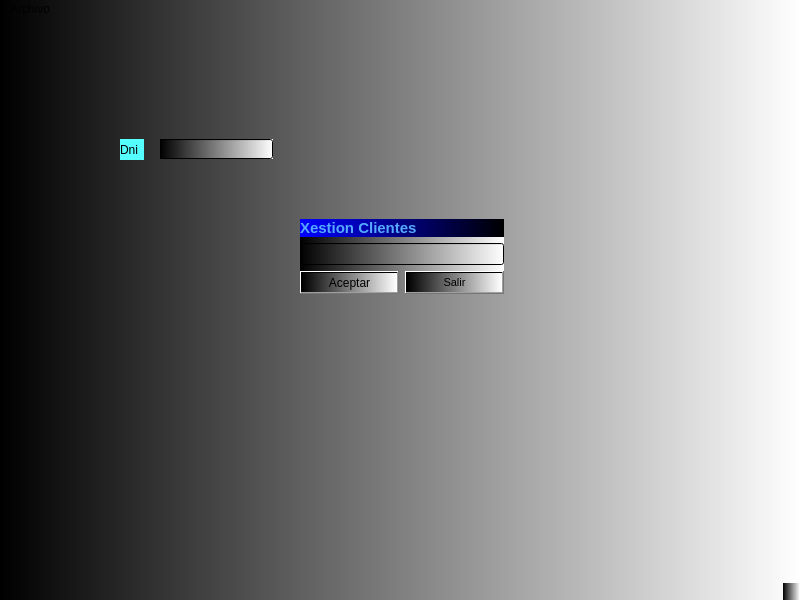
Old version of the form window.ui in the repository RadicalKill/fernandezserra.
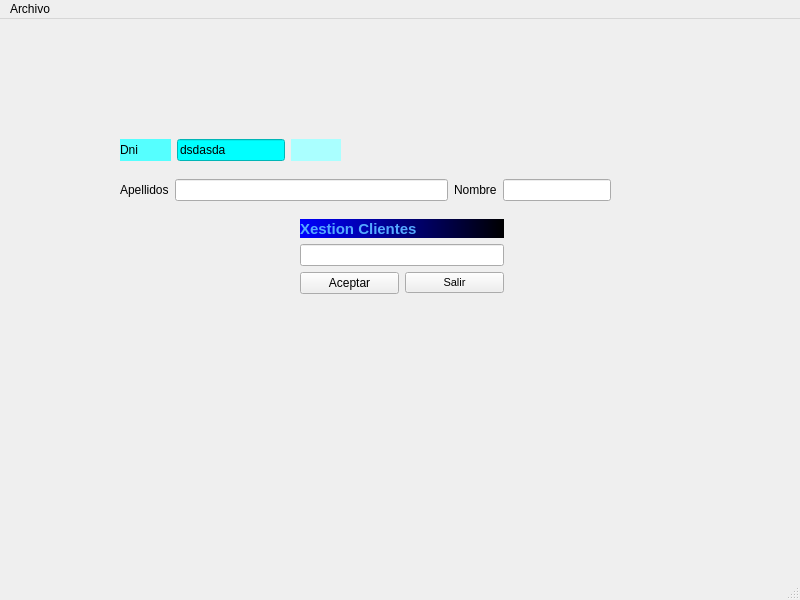
New version of the form.

```diff
--- a/window.ui
+++ b/window.ui
@@ -14,7 +14,7 @@
    <string>Import-Export TEIS</string>
   </property>
   <property name="styleSheet">
-   <string notr="true">background-color: qlineargradient(spread:pad, x1:0, y1:0, x2:1, y2:0, stop:0 black, stop:1 white);</string>
+   <string notr="true"/>
   </property>
   <widget class="QWidget" name="centralwidget">
    <widget class="QWidget" name="layoutWidget">
@@ -71,35 +71,108 @@
      </item>
     </layout>
    </widget>
-   <widget class="QLabel" name="TXTDNI">
+   <widget class="QWidget" name="">
+    <property name="geometry">
+     <rect>
+      <x>120</x>
+      <y>160</y>
+      <width>491</width>
+      <height>22</height>
+     </rect>
+    </property>
+    <layout class="QHBoxLayout" name="horizontalLayout">
+     <item>
+      <widget class="QLabel" name="lblApel">
+       <property name="text">
+        <string>Apellidos</string>
+       </property>
+      </widget>
+     </item>
+     <item>
+      <widget class="QLineEdit" name="txtApel"/>
+     </item>
+     <item>
+      <widget class="QLabel" name="lblNombre">
+       <property name="text">
+        <string>Nombre</string>
+       </property>
+      </widget>
+     </item>
+     <item>
+      <widget class="QLineEdit" name="txtNombre">
+       <property name="sizePolicy">
+        <sizepolicy hsizetype="Preferred" vsizetype="Fixed">
+         <horstretch>0</horstretch>
+         <verstretch>0</verstretch>
+        </sizepolicy>
+       </property>
+      </widget>
+     </item>
+    </layout>
+   </widget>
+   <widget class="QWidget" name="">
     <property name="geometry">
      <rect>
       <x>120</x>
       <y>120</y>
-      <width>24</width>
-      <height>21</height>
+      <width>221</width>
+      <height>22</height>
      </rect>
     </property>
-    <property name="styleSheet">
-     <string notr="true">
+    <layout class="QHBoxLayout" name="horizontalLayout_2">
+     <item>
+      <widget class="QLabel" name="DNI">
+       <property name="enabled">
+        <bool>true</bool>
+       </property>
+       <property name="sizePolicy">
+        <sizepolicy hsizetype="Expanding" vsizetype="Preferred">
+         <horstretch>0</horstretch>
+         <verstretch>0</verstretch>
+        </sizepolicy>
+       </property>
+       <property name="styleSheet">
+        <string notr="true">
 background-color: rgb(85, 255, 255);</string>
-    </property>
-    <property name="text">
-     <string>Dni</string>
-    </property>
-    <property name="alignment">
-     <set>Qt::AlignLeading|Qt::AlignLeft|Qt::AlignVCenter</set>
-    </property>
-   </widget>
-   <widget class="QLineEdit" name="lineEdit">
-    <property name="geometry">
-     <rect>
-      <x>160</x>
-      <y>120</y>
-      <width>113</width>
-      <height>20</height>
-     </rect>
-    </property>
+       </property>
+       <property name="text">
+        <string>Dni</string>
+       </property>
+       <property name="alignment">
+        <set>Qt::AlignLeading|Qt::AlignLeft|Qt::AlignVCenter</set>
+       </property>
+      </widget>
+     </item>
+     <item>
+      <widget class="QLineEdit" name="txtDNI">
+       <property name="styleSheet">
+        <string notr="true">background-color: rgb(0, 255, 255);</string>
+       </property>
+       <property name="text">
+        <string>dsdasda</string>
+       </property>
+      </widget>
+     </item>
+     <item>
+      <widget class="QLabel" name="ValidarDNI">
+       <property name="sizePolicy">
+        <sizepolicy hsizetype="Expanding" vsizetype="Preferred">
+         <horstretch>0</horstretch>
+         <verstretch>0</verstretch>
+        </sizepolicy>
+       </property>
+       <property name="autoFillBackground">
+        <bool>false</bool>
+       </property>
+       <property name="styleSheet">
+        <string notr="true">background-color: rgb(170, 255, 255);</string>
+       </property>
+       <property name="text">
+        <string/>
+       </property>
+      </widget>
+     </item>
+    </layout>
    </widget>
   </widget>
   <widget class="QMenuBar" name="menubar">
```
